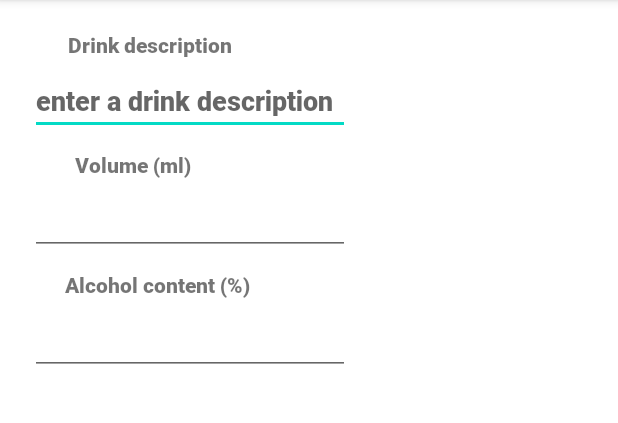
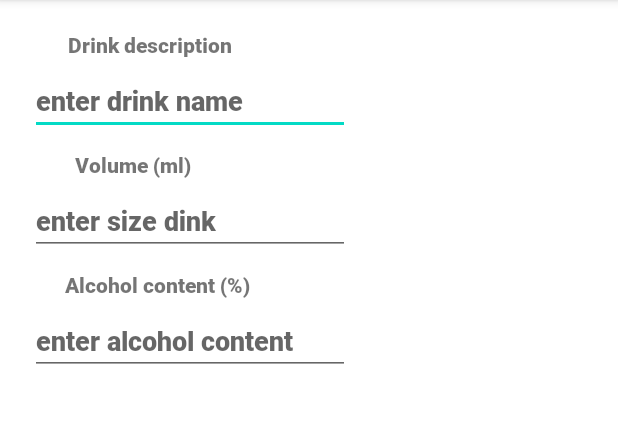
Before and after one commit to AndreaGonzato/AlcoholEstimator, an Android app: the fragment AddDrinkFragment shown on its own in the app's theme, on a phone screen of 412 x 824 dp, the part 84-507 px from its top. Run offline under Robolectric (Android 15) with nearby library versions, the phone set to English and light mode, and no system bars.

Commit message:
redesign other dink and add hint

```diff
--- a/app/src/main/java/it/units/alcoholestimator/fragments/AddDrinkFragment.java
+++ b/app/src/main/java/it/units/alcoholestimator/fragments/AddDrinkFragment.java
@@ -52,7 +52,6 @@ public class AddDrinkFragment extends Fragment {
         args.putString(DRINK_TYPE_KEY, param1);
         args.putString(ALCOHOL_CONTENT_KEY, param2);
         args.putString(DRINK_SIZE_KEY, param3);
-        Log.i("TEST", "inside newInstance");
         fragment.setArguments(args);
         return fragment;
     }
--- a/app/src/main/java/it/units/alcoholestimator/fragments/SelectDrinkFragment.java
+++ b/app/src/main/java/it/units/alcoholestimator/fragments/SelectDrinkFragment.java
@@ -119,14 +119,10 @@ public class SelectDrinkFragment extends Fragment {
         shotButtons[2] = requireView().findViewById(R.id.shotSizeButton);
         Arrays.stream(shotButtons).forEach(button -> button.setOnClickListener(v -> replaceCurrentFragmentWithAddDrinkFragment(getString(R.string.shot), getString(R.string._40_percentage), getString(R.string._40ml))));
 
+
         Button customDrinkButton = requireView().findViewById(R.id.customDrinkButton);
         customDrinkButton.setOnClickListener(v -> {
                     Fragment addDrinkFragment = new AddDrinkFragment();
-                    Bundle bundle = new Bundle();
-                    bundle.putString(AddDrinkFragment.DRINK_TYPE_KEY, getString(R.string.custom_drink));
-                    bundle.putString(AddDrinkFragment.ALCOHOL_CONTENT_KEY, "3%"); // TODO do not pass a value
-                    bundle.putString(AddDrinkFragment.DRINK_SIZE_KEY, "50 ml"); // TODO do not pass a value
-                    addDrinkFragment.setArguments(bundle);
                     FragmentTransaction fragmentTransaction = getParentFragmentManager().beginTransaction();
                     fragmentTransaction.replace(R.id.mainFragment, addDrinkFragment)
                             .setReorderingAllowed(true)
--- a/app/src/main/res/layout/fragment_add_drink.xml
+++ b/app/src/main/res/layout/fragment_add_drink.xml
@@ -37,7 +37,7 @@
             app:layout_constraintHorizontal_bias="0.1"
             android:inputType="textPersonName"
             android:autofillHints="Drink type"
-            android:hint="@string/enter_a_drink_description"/>
+            android:hint="@string/enter_drink_name"/>
 
         <TextView
             android:id="@+id/textView3"
@@ -62,7 +62,8 @@
             app:layout_constraintEnd_toEndOf="parent"
             app:layout_constraintTop_toBottomOf="@+id/textView3"
             app:layout_constraintHorizontal_bias="0.1"
-            android:autofillHints="500" />
+            android:autofillHints="500"
+            android:hint="@string/enter_size_dink"/>
 
         <TextView
             android:id="@+id/textView4"
@@ -87,7 +88,8 @@
             app:layout_constraintEnd_toEndOf="parent"
             app:layout_constraintTop_toBottomOf="@+id/textView4"
             app:layout_constraintHorizontal_bias="0.1"
-            android:autofillHints="5" />
+            android:autofillHints="5"
+            android:hint="@string/enter_alcohol_content"/>
 
     </androidx.constraintlayout.widget.ConstraintLayout>
 
--- a/app/src/main/res/values/strings.xml
+++ b/app/src/main/res/values/strings.xml
@@ -39,7 +39,9 @@
     <string name="volume_ml">Volume (ml)</string>
     <string name="drink_description">Drink description</string>
     <string name="drink_type">Drink type</string>
-    <string name="enter_a_drink_description">enter a drink description</string>
     <string name="alcohol_content">Alcohol content (%)</string>
     <string name="custom_drink">Custom drink</string>
+    <string name="enter_drink_name">enter drink name</string>
+    <string name="enter_size_dink">enter size dink</string>
+    <string name="enter_alcohol_content">enter alcohol content</string>
 </resources>
```
